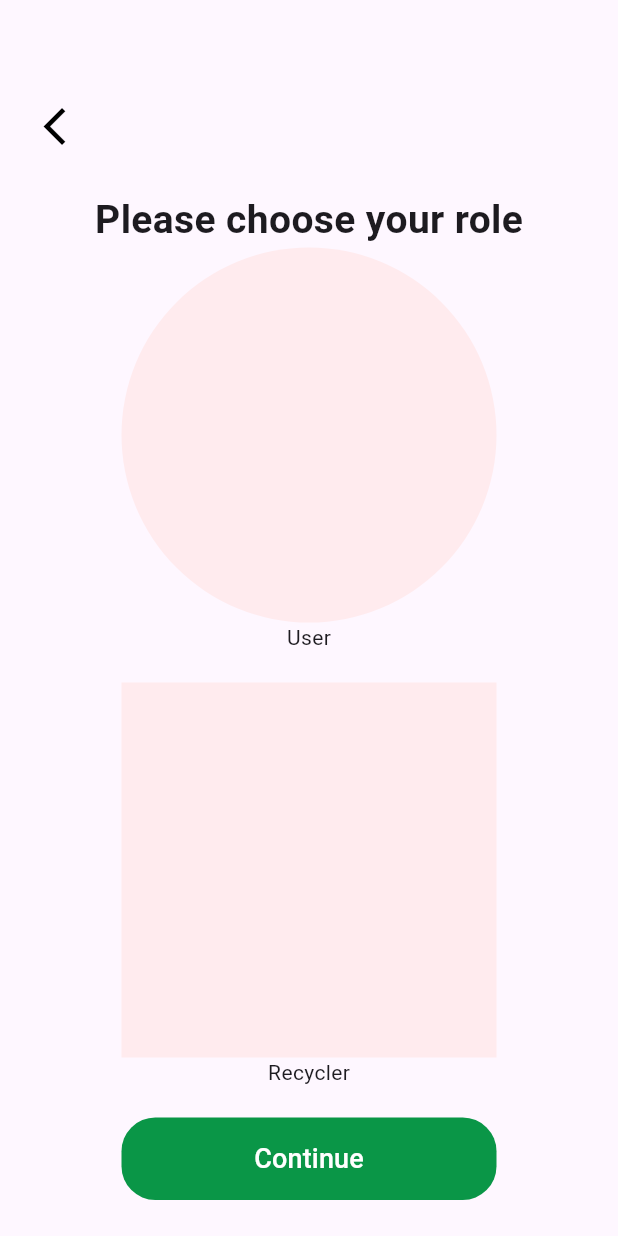
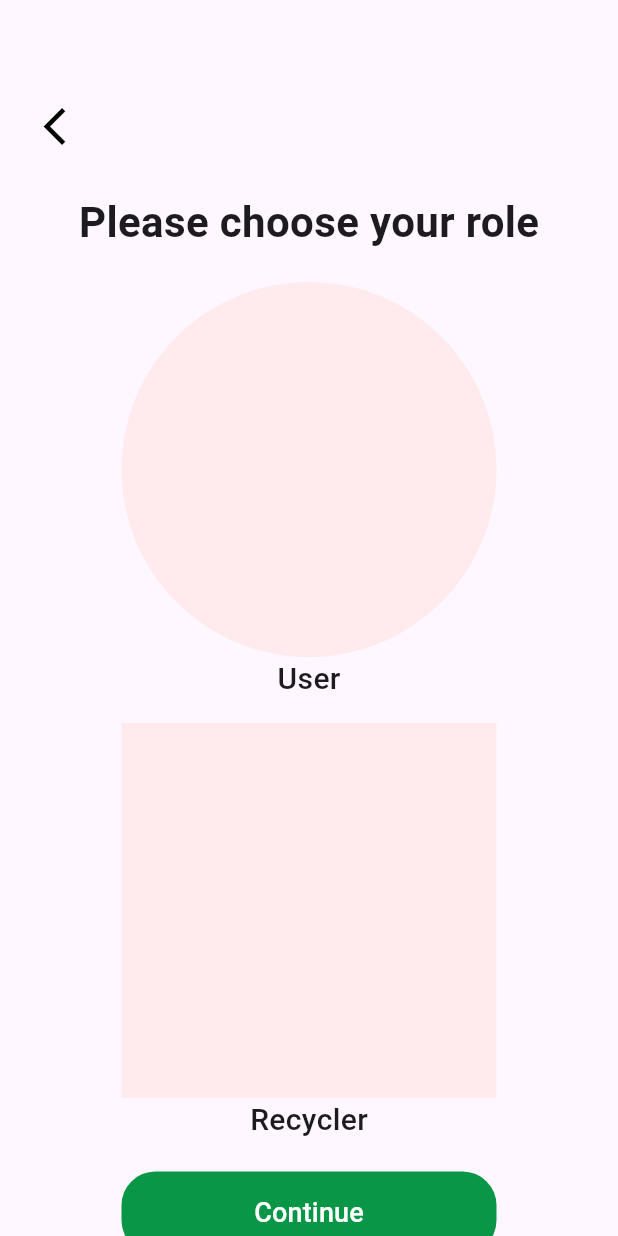
Before and after one commit to Codewire-github/SecondLife-front, a Flutter app: the UserTypeScreen screen opened directly, on a phone screen of 412 x 824 dp. Run offline on Flutter 3.47's test engine with Material 3 defaults, Android fonts, the phone set to English and light mode, and no system bars; our stand-ins replace get, google_nav_bar, line_icons.

Commit message:
user type screen

```diff
--- a/lib/screens/Signup/screens/user_type_screen.dart
+++ b/lib/screens/Signup/screens/user_type_screen.dart
@@ -1,3 +1,4 @@
+import 'package:flutter/cupertino.dart';
 import 'package:flutter/material.dart';
 import 'package:flutter/widgets.dart';
 import 'package:get/get.dart';
@@ -29,26 +30,52 @@ class _UserTypeScreenState extends State<UserTypeScreen> {
           ),
           Text(
             "Please choose your role",
-            style: TextStyle(fontSize: 26, fontWeight: FontWeight.w600),
+            style: TextStyle(fontSize: 28, fontWeight: FontWeight.w700),
+          ),
+          SizedBox(
+            height: 20,
           ),
           GestureDetector(
-            onTap: () => {},
-            child: Container(
+            onTap: () => {
+              setState(() {
+                selectedRole = 1;
+              })
+            },
+            child: AnimatedContainer(
+                duration: Duration(milliseconds: 300),
+                height: 250,
+                width: 250,
+                decoration: BoxDecoration(
+                    color: Colors.red[50],
+                    borderRadius:
+                        BorderRadius.circular(selectedRole == 1 ? 200 : 0))),
+          ),
+          Text(
+            "User",
+            style: TextStyle(fontSize: 20, fontWeight: FontWeight.w500),
+          ),
+          SizedBox(height: 15),
+          GestureDetector(
+            onTap: () => {
+              setState(() {
+                selectedRole = 2;
+              })
+            },
+            child: AnimatedContainer(
+              duration: Duration(milliseconds: 300),
               height: 250,
               width: 250,
               decoration: BoxDecoration(
                   color: Colors.red[50],
-                  borderRadius: BorderRadius.circular(200)),
+                  borderRadius: selectedRole == 2
+                      ? BorderRadius.circular(200)
+                      : BorderRadius.circular(0)),
             ),
           ),
-          Text("User"),
-          SizedBox(height: 20),
-          Container(
-            height: 250,
-            width: 250,
-            decoration: BoxDecoration(color: Colors.red[50]),
+          Text(
+            "Recycler",
+            style: TextStyle(fontSize: 20, fontWeight: FontWeight.w500),
           ),
-          Text("Recycler"),
           SizedBox(height: 20),
           Container(
               height: 55,
```
